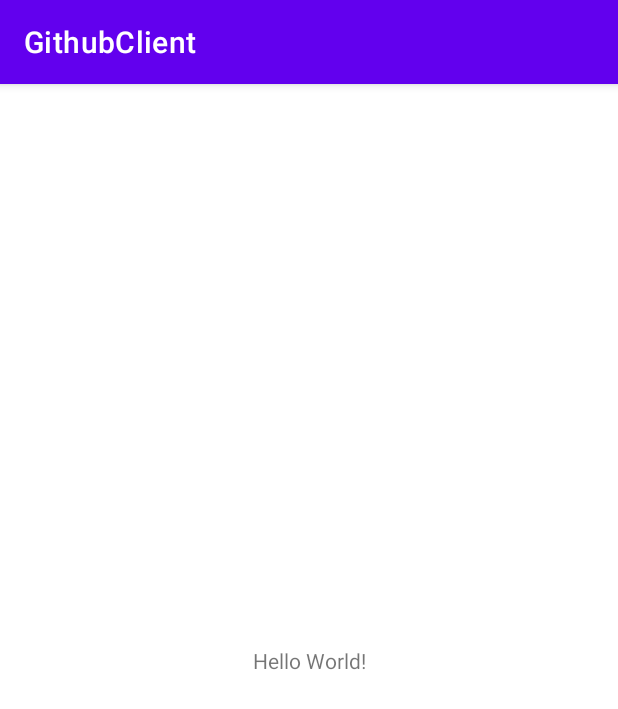
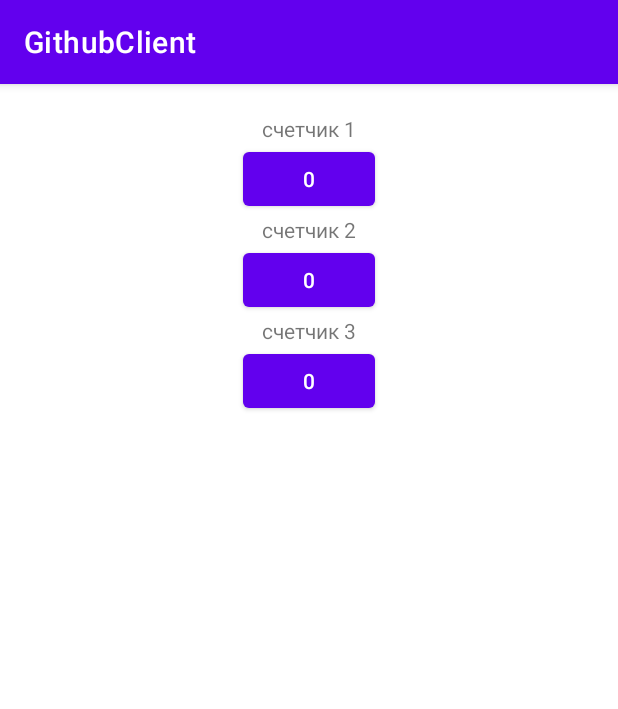
Before and after one commit to IiuliiaP/GithubClient, an Android app: the screen it shows after launch (MainActivity), on a phone screen of 412 x 824 dp. Shown: the top 709 px of the screen. Run offline under Robolectric (Android 15) with nearby library versions, the phone set to English and light mode, and no system bars.

Commit message:
дз 1| индексы вынесены в const

```diff
--- a/app/src/main/java/com/example/githubclient/MainActivity.kt
+++ b/app/src/main/java/com/example/githubclient/MainActivity.kt
@@ -2,10 +2,30 @@ package com.example.githubclient
 
 import androidx.appcompat.app.AppCompatActivity
 import android.os.Bundle
+import android.view.View
+import com.example.githubclient.databinding.ActivityMainBinding
 
-class MainActivity : AppCompatActivity() {
+class MainActivity : AppCompatActivity(), MainView {
+    private var binding: ActivityMainBinding? = null
+
+    private val presenter = MainPresenter(this)
+
     override fun onCreate(savedInstanceState: Bundle?) {
         super.onCreate(savedInstanceState)
-        setContentView(R.layout.activity_main)
+
+        binding = ActivityMainBinding.inflate(layoutInflater)
+        setContentView(binding?.root)
+
+        binding?.btn1?.setOnClickListener { presenter.counterClick(INDEX_BUTTON_1) }
+        binding?.btn2?.setOnClickListener { presenter.counterClick(INDEX_BUTTON_2) }
+        binding?.btn3?.setOnClickListener { presenter.counterClick(INDEX_BUTTON_3) }
+    }
+
+    override fun setButtonText(index: Int, text: String) {
+        when (index) {
+            INDEX_BUTTON_1 -> binding?.btn1?.text = text
+            INDEX_BUTTON_2 -> binding?.btn2?.text = text
+            INDEX_BUTTON_3 -> binding?.btn3?.text = text
+        }
     }
 }
--- /dev/null
+++ b/app/src/main/java/com/example/githubclient/MainView.kt
@@ -0,0 +1,7 @@
+package com.example.githubclient
+
+import android.view.View
+
+interface MainView {
+    fun setButtonText (index: Int, text: String)
+}
--- a/app/src/main/res/layout/activity_main.xml
+++ b/app/src/main/res/layout/activity_main.xml
@@ -1,18 +1,50 @@
 <?xml version="1.0" encoding="utf-8"?>
-<androidx.constraintlayout.widget.ConstraintLayout xmlns:android="http://schemas.android.com/apk/res/android"
+<androidx.appcompat.widget.LinearLayoutCompat xmlns:android="http://schemas.android.com/apk/res/android"
     xmlns:app="http://schemas.android.com/apk/res-auto"
     xmlns:tools="http://schemas.android.com/tools"
     android:layout_width="match_parent"
     android:layout_height="match_parent"
+    android:orientation="vertical"
+    android:gravity="center_horizontal"
     tools:context=".MainActivity">
 
     <TextView
+        android:id="@+id/tv_1"
         android:layout_width="wrap_content"
         android:layout_height="wrap_content"
-        android:text="Hello World!"
-        app:layout_constraintBottom_toBottomOf="parent"
-        app:layout_constraintEnd_toEndOf="parent"
-        app:layout_constraintStart_toStartOf="parent"
-        app:layout_constraintTop_toTopOf="parent" />
+        android:layout_marginTop="@dimen/margin_top_counter"
+        android:text="@string/counter_1" />
 
-</androidx.constraintlayout.widget.ConstraintLayout>
+    <Button
+        android:id="@+id/btn_1"
+        android:layout_width="wrap_content"
+        android:layout_height="wrap_content"
+        android:text="@string/start_count_button"/>
+
+    <TextView
+        android:id="@+id/tv_2"
+        android:layout_width="wrap_content"
+        android:layout_height="wrap_content"
+        android:text="@string/counter_2" />
+
+    <Button
+        android:id="@+id/btn_2"
+        android:layout_width="wrap_content"
+        android:layout_height="wrap_content"
+        android:text="@string/start_count_button"/>
+
+    <TextView
+        android:id="@+id/tv_3"
+        android:layout_width="wrap_content"
+        android:layout_height="wrap_content"
+        android:text="@string/counter_3"/>
+
+    <Button
+        android:id="@+id/btn_3"
+        android:layout_width="wrap_content"
+        android:layout_height="wrap_content"
+        android:text="@string/start_count_button"/>
+
+
+
+</androidx.appcompat.widget.LinearLayoutCompat>
--- /dev/null
+++ b/app/src/main/res/values/dimens.xml
@@ -0,0 +1,4 @@
+<?xml version="1.0" encoding="utf-8"?>
+<resources>
+    <dimen name="margin_top_counter">20dp</dimen>
+</resources>
--- a/app/src/main/res/values/strings.xml
+++ b/app/src/main/res/values/strings.xml
@@ -1,3 +1,7 @@
 <resources>
     <string name="app_name">GithubClient</string>
+    <string name="counter_1">счетчик 1</string>
+    <string name="counter_2">счетчик 2</string>
+    <string name="counter_3">счетчик 3</string>
+    <string name="start_count_button">0</string>
 </resources>
--- a/build.gradle
+++ b/build.gradle
@@ -2,5 +2,5 @@
 plugins {
     id 'com.android.application' version '7.4.2' apply false
     id 'com.android.library' version '7.4.2' apply false
-    id 'org.jetbrains.kotlin.android' version '1.8.0' apply false
+    id 'org.jetbrains.kotlin.android' version '1.9.0-Beta' apply false
 }
```
Also changed, not shown: app/build.gradle (+6 -1 lines), app/src/main/java/com/example/githubclient/CountersModel.kt (added, +18 -0 lines), app/src/main/java/com/example/githubclient/MainPresenter.kt (added, +22 -0 lines), app/src/main/java/com/example/githubclient/Utils.kt (added, +7 -0 lines).
